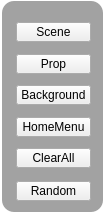
Above: MainMenu.ui from lznt/p2Scripts before the change. Below: the same form after it.
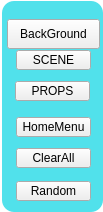
That is the form after the change.

Commit message: chage the GUI color and modify the MainMenu.js

The edit to the form file:
```diff
--- a/MainMenu.ui
+++ b/MainMenu.ui
@@ -21,7 +21,8 @@
   </property>
   <property name="styleSheet">
    <string notr="true">QWidget#MainMenu { background-color: transparent; }
-QFrame#frame { background-color: rgba(136, 136, 136, 200); border-radius: 12px;}
+QFrame#frame { background-color: rgba(33, 217, 229, 200);
+ border-radius: 12px;}
 </string>
   </property>
   <widget class="QFrame" name="frame">
@@ -42,24 +43,30 @@
    <widget class="QPushButton" name="BackgroundBtn">
     <property name="geometry">
      <rect>
-      <x>14</x>
-      <y>84</y>
-      <width>75</width>
-      <height>20</height>
+      <x>5</x>
+      <y>18</y>
+      <width>93</width>
+      <height>30</height>
      </rect>
     </property>
     <property name="mouseTracking">
      <bool>true</bool>
     </property>
     <property name="text">
-     <string>Background</string>
+     <string>BackGround</string>
+    </property>
+    <property name="iconSize">
+     <size>
+      <width>16</width>
+      <height>16</height>
+     </size>
     </property>
    </widget>
    <widget class="QPushButton" name="PropBtn">
     <property name="geometry">
      <rect>
-      <x>14</x>
-      <y>53</y>
+      <x>13</x>
+      <y>80</y>
       <width>75</width>
       <height>20</height>
      </rect>
@@ -68,14 +75,14 @@
      <bool>true</bool>
     </property>
     <property name="text">
-     <string>Prop</string>
+     <string>PROPS</string>
     </property>
    </widget>
    <widget class="QPushButton" name="SceneBtn">
     <property name="geometry">
      <rect>
       <x>14</x>
-      <y>21</y>
+      <y>49</y>
       <width>75</width>
       <height>20</height>
      </rect>
@@ -87,7 +94,7 @@
      <string notr="true"/>
     </property>
     <property name="text">
-     <string>Scene</string>
+     <string>SCENE</string>
     </property>
    </widget>
    <widget class="QPushButton" name="ClearMenuBtn">
```
The commit also changes 11 other files.
